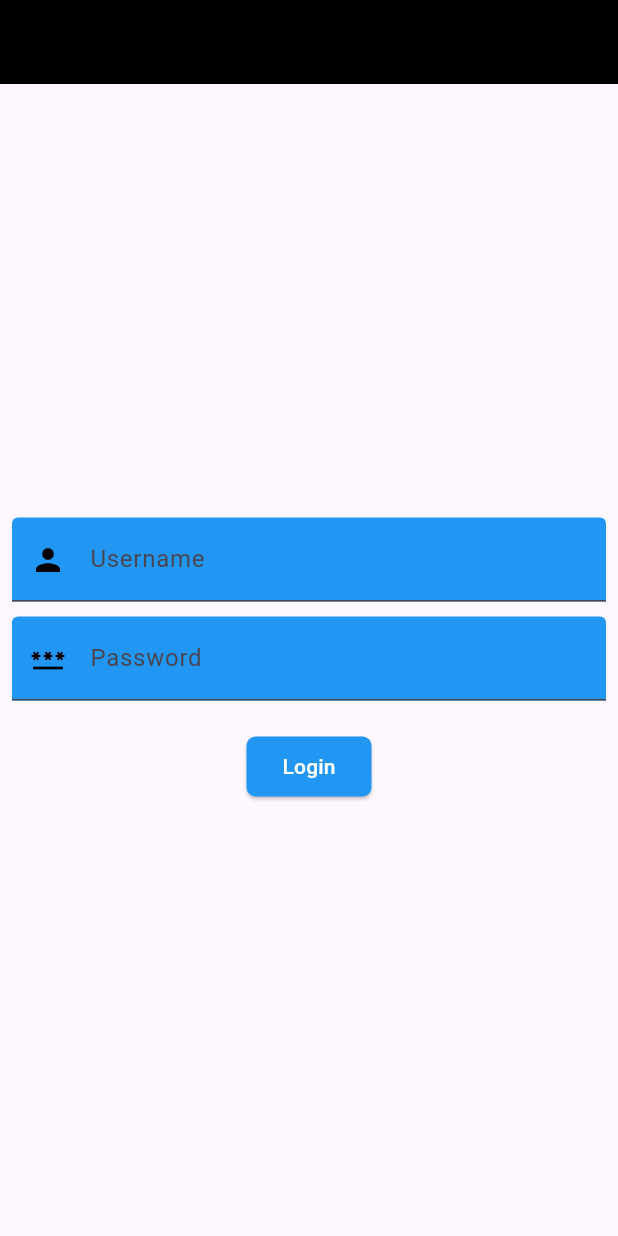
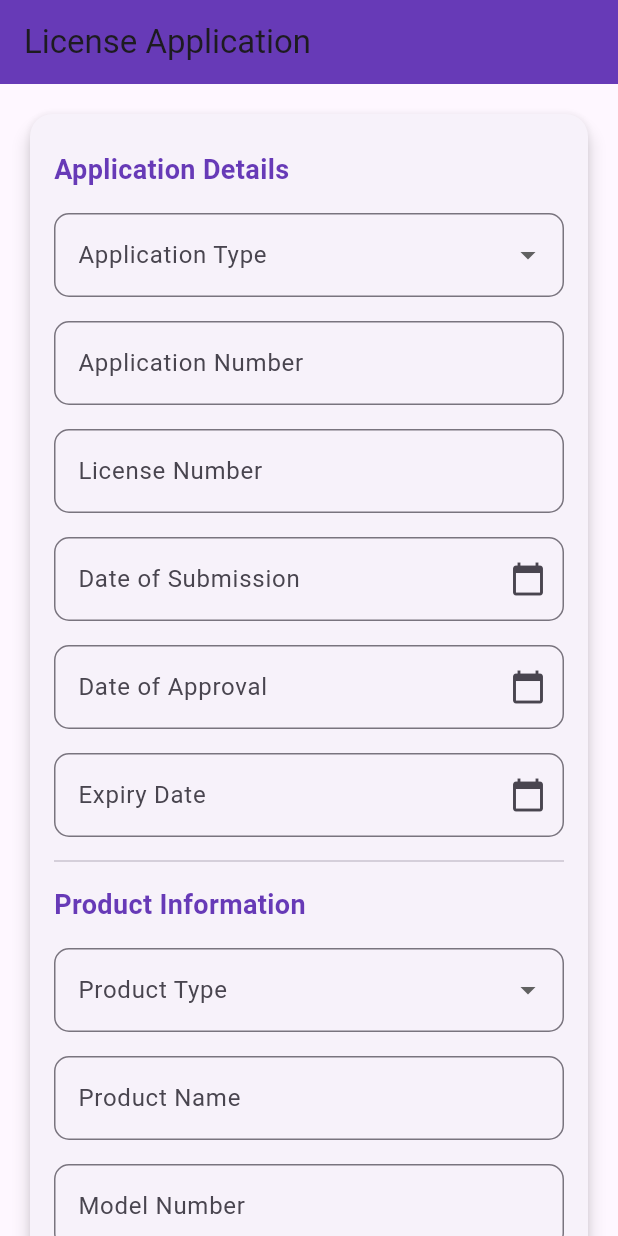
Before and after one commit to TrackInn/track_in, a Flutter app: the screen it shows after launch, on a phone screen of 412 x 824 dp. Run offline on Flutter 3.47's test engine with Material 3 defaults, Android fonts, the phone set to English and light mode, and no system bars; our stand-ins replace file_picker.

Commit message:
license_manager

```diff
--- /dev/null
+++ b/lib/baseurl.dart
@@ -0,0 +1 @@
+String baseurl = 'https://e4a2-59-94-205-67.ngrok-free.app/api';
--- a/lib/login_screen.dart
+++ b/lib/login_screen.dart
@@ -10,13 +10,13 @@ class LoginScreen extends StatelessWidget {
         backgroundColor: Colors.black,
       ),
       body: Padding(
-        padding: EdgeInsets.all(8.0),
+        padding: const EdgeInsets.all(8.0),
         child: Column(
           mainAxisAlignment: MainAxisAlignment.center,
           children: [
-            TextField(
+            const TextField(
               decoration: InputDecoration(
-                  fillColor: Colors.blue,
+                  fillColor: Colors.white,
                   filled: true,
                   prefixIcon: Icon(
                     Icons.person,
@@ -24,12 +24,12 @@ class LoginScreen extends StatelessWidget {
                   ),
                   label: Text("Username")),
             ),
-            SizedBox(
+            const SizedBox(
               height: 10,
             ),
-            TextField(
+            const TextField(
               decoration: InputDecoration(
-                  fillColor: Colors.blue,
+                  fillColor: Colors.white,
                   filled: true,
                   prefixIcon: Icon(
                     Icons.password,
@@ -37,7 +37,7 @@ class LoginScreen extends StatelessWidget {
                   ),
                   label: Text("Password")),
             ),
-            SizedBox(
+            const SizedBox(
               height: 20,
             ),
             ElevatedButton(
@@ -47,7 +47,7 @@ class LoginScreen extends StatelessWidget {
                     shape: RoundedRectangleBorder(
                         borderRadius: BorderRadius.circular(6))),
                 onPressed: () {},
-                child: Text("Login"))
+                child: const Text("Login"))
           ],
         ),
       ),
--- a/lib/main.dart
+++ b/lib/main.dart
@@ -1,6 +1,6 @@
 import 'package:flutter/material.dart';
-import 'package:track_in/login_screen.dart';
+import 'package:track_in/modules/license/license_add.dart';
 
 void main() {
-  runApp(MaterialApp(home: LoginScreen()));
+  runApp(MaterialApp(home: LicenseForm()));
 }
--- /dev/null
+++ b/lib/modules/license/license_add.dart
@@ -0,0 +1,333 @@
+import 'package:flutter/material.dart';
+import 'dart:convert';
+import 'package:http/http.dart' as http;
+import 'package:file_picker/file_picker.dart';
+import 'package:intl/intl.dart';
+import 'package:track_in/baseurl.dart';
+  import 'dart:convert';
+import 'dart:io';
+
+
+class LicenseForm extends StatefulWidget {
+  @override
+  _LicenseFormState createState() => _LicenseFormState();
+}
+
+class _LicenseFormState extends State<LicenseForm> {
+  final _formKey = GlobalKey<FormState>();
+
+  String? applicationType;
+  String? productType;
+  String? classOfDeviceType;
+  bool software = false;
+  DateTime? submissionDate;
+  DateTime? approvalDate;
+  DateTime? expiryDate;
+  String? applicationNumber;
+  String? licenseNumber;
+  String? productName;
+  String? modelNumber;
+  String? intendedUse;
+  String? legalManufacturer;
+  String? agentAddress;
+  String? accessories;
+  String? shelfLife;
+  String? packSize;
+  PlatformFile? attachment;
+
+
+
+Future<void> submitLicenseForm(Map<String, dynamic> formData, File? attachment) async {
+  String apiUrl = "$baseurl/license/";
+
+  try {
+    var request = http.MultipartRequest('POST', Uri.parse(apiUrl));
+
+    // Add form fields
+    formData.forEach((key, value) {
+      if (value != null) {
+        request.fields[key] = value.toString();
+      }
+    });
+
+    // Add file (if exists)
+    if (attachment != null) {
+      request.files.add(await http.MultipartFile.fromPath(
+        'attachments', // Match this name with Django's serializer field
+        attachment.path,
+
+      ));
+    }
+
+    // Send request
+    var streamedResponse = await request.send();
+    var response = await http.Response.fromStream(streamedResponse);
+
+    // Handle response
+    if (response.statusCode == 201) {
+      print("License submitted successfully!");
+    } else {
+      print("Failed to submit license: ${response.body}");
+    }
+  } catch (error) {
+    print("Error: $error");
+  }
+}
+
+
+  @override
+  Widget build(BuildContext context) {
+    return Scaffold(
+      appBar: AppBar(
+        title: Text("License Application"),
+        backgroundColor: Colors.deepPurple,
+      ),
+      body: SingleChildScrollView(
+        padding: EdgeInsets.all(16.0),
+        child: Card(
+          shape:
+              RoundedRectangleBorder(borderRadius: BorderRadius.circular(15)),
+          elevation: 5,
+          child: Padding(
+            padding: EdgeInsets.all(16.0),
+            child: Form(
+              key: _formKey,
+              child: Column(
+                crossAxisAlignment: CrossAxisAlignment.start,
+                children: [
+                  sectionTitle("Application Details"),
+                  buildDropdownField(
+                      "Application Type",
+                      [
+                        'Manufacturing License',
+                        'Test License',
+                        'Import License',
+                        'Export License'
+                      ],
+                      (value) => applicationType = value),
+                  buildTextField("Application Number",
+                      onSaved: (value) => applicationNumber = value),
+                  buildTextField("License Number",
+                      onSaved: (value) => licenseNumber = value),
+                  buildDateField(
+                      "Date of Submission", (value) => submissionDate = value),
+                  buildDateField(
+                      "Date of Approval", (value) => approvalDate = value),
+                  buildDateField("Expiry Date", (value) => expiryDate = value),
+                  Divider(),
+                  sectionTitle("Product Information"),
+                  buildDropdownField(
+                      "Product Type",
+                      ['Choice 1', 'Choice 2', 'Choice 3', 'Choice 4'],
+                      (value) => productType = value),
+                  buildTextField("Product Name",
+                      onSaved: (value) => productName = value),
+                  buildTextField("Model Number",
+                      onSaved: (value) => modelNumber = value),
+                  buildTextField("Intended Use",
+                      onSaved: (value) => intendedUse = value),
+                  buildDropdownField(
+                      "Class of Device Type",
+                      ['Choice 1', 'Choice 2', 'Choice 3', 'Choice 4'],
+                      (value) => classOfDeviceType = value),
+                  SwitchListTile(
+                    title: Text("Contains Software"),
+                    value: software,
+                    onChanged: (bool value) {
+                      setState(() {
+                        software = value;
+                      });
+                    },
+                  ),
+                  Divider(),
+                  sectionTitle("Additional Details"),
+                  buildTextField("Legal Manufacturer",
+                      onSaved: (value) => legalManufacturer = value),
+                  buildTextField("Agent Address",
+                      onSaved: (value) => agentAddress = value),
+                  buildTextField("Accessories",
+                      onSaved: (value) => accessories = value),
+                  buildTextField("Shelf Life",
+                      onSaved: (value) => shelfLife = value),
+                  buildTextField("Pack Size",
+                      isNumber: true, onSaved: (value) => packSize = value),
+                  buildFileUploadField("Attachments"),
+                  SizedBox(height: 20),
+                  Center(
+                    child: ElevatedButton(
+                      style: ElevatedButton.styleFrom(
+                        padding:
+                            EdgeInsets.symmetric(vertical: 12, horizontal: 32),
+                        shape: RoundedRectangleBorder(
+                            borderRadius: BorderRadius.circular(10)),
+                        backgroundColor: Colors.deepPurple,
+                      ),
+                      onPressed: () {
+                        if (_formKey.currentState!.validate()) {
+  _formKey.currentState!.save();
+  Map<String, dynamic> formData = {
+    "application_type": applicationType,
+    "application_number": applicationNumber,
+    "license_number": licenseNumber,
+    "date_of_submission": submissionDate?.toIso8601String(),
+    "date_of_approval": approvalDate?.toIso8601String(),
+    "expiry_date": expiryDate?.toIso8601String(),
+    "product_type": productType,
+    "product_name": productName,
+    "model_number": modelNumber,
+    "intended_use": intendedUse,
+    "class_of_device_type": classOfDeviceType,
+    "software": software,
+    "legal_manufacturer": legalManufacturer,
+    "agent_address": agentAddress,
+    "accesories": accessories,
+    "shell_life": shelfLife,
+    "pack_size": packSize,
+
+
+  };
+  print(formData);
+  submitLicenseForm(formData,File(attachment!.path!));
+}
+                      },
+                      child: Text("Submit",
+                          style: TextStyle(fontSize: 18, color: Colors.white)),
+                    ),
+                  ),
+                ],
+              ),
+            ),
+          ),
+        ),
+      ),
+    );
+  }
+
+  Widget sectionTitle(String title) {
+    return Padding(
+      padding: const EdgeInsets.symmetric(vertical: 8.0),
+      child: Text(
+        title,
+        style: TextStyle(
+            fontSize: 18,
+            fontWeight: FontWeight.bold,
+            color: Colors.deepPurple),
+      ),
+    );
+  }
+
+  Widget buildTextField(String label,
+      {bool isNumber = false, Function(String?)? onSaved}) {
+    return Padding(
+      padding: EdgeInsets.symmetric(vertical: 8.0),
+      child: TextFormField(
+        keyboardType: isNumber ? TextInputType.number : TextInputType.text,
+        decoration: InputDecoration(
+          labelText: label,
+          border: OutlineInputBorder(borderRadius: BorderRadius.circular(10)),
+        ),
+        validator: (value) {
+          if (value == null || value.isEmpty) {
+            return "Please enter $label";
+          }
+          return null;
+        },
+        onSaved: onSaved,
+      ),
+    );
+  }
+
+  Widget buildDropdownField(
+      String label, List<String> options, Function(String?) onChanged) {
+    return Padding(
+      padding: EdgeInsets.symmetric(vertical: 8.0),
+      child: DropdownButtonFormField<String>(
+        decoration: InputDecoration(
+          labelText: label,
+          border: OutlineInputBorder(borderRadius: BorderRadius.circular(10)),
+        ),
+        items: options.map((String value) {
+          return DropdownMenuItem<String>(
+            value: value,
+            child: Text(value),
+          );
+        }).toList(),
+        onChanged: onChanged,
+      ),
+    );
+  }
+
+  Widget buildDateField(String label, Function(DateTime?) onDateSelected) {
+    return Padding(
+      padding: EdgeInsets.symmetric(vertical: 8.0),
+      child: TextFormField(
+        readOnly: true,
+        decoration: InputDecoration(
+          labelText: label,
+          border: OutlineInputBorder(borderRadius: BorderRadius.circular(10)),
+          suffixIcon: Icon(Icons.calendar_today),
+        ),
+        onTap: () async {
+          DateTime? pickedDate = await showDatePicker(
+            context: context,
+            initialDate: DateTime.now(),
+            firstDate: DateTime(2000),
+            lastDate: DateTime(2101),
+          );
+          if (pickedDate != null) {
+            onDateSelected(pickedDate);
+            setState(() {});
+          }
+        },
+        controller: TextEditingController(
+          text: onDateSelected == submissionDate
+              ? submissionDate != null
+                  ? DateFormat('yyyy-MM-dd').format(submissionDate!)
+                  : ''
+              : onDateSelected == approvalDate
+                  ? approvalDate != null
+                      ? DateFormat('yyyy-MM-dd').format(approvalDate!)
+                      : ''
+                  : expiryDate != null
+                      ? DateFormat('yyyy-MM-dd').format(expiryDate!)
+                      : '',
+        ),
+      ),
+    );
+  }
+
+  Widget buildFileUploadField(String label) {
+    return Padding(
+      padding: EdgeInsets.symmetric(vertical: 8.0),
+      child: Row(
+        children: [
+          Expanded(
+            child: Text(label, style: TextStyle(fontSize: 16)),
+          ),
+          IconButton(
+            icon: Icon(Icons.upload_file, color: Colors.deepPurple),
+            onPressed: pickAndUploadFile,
+          ),
+          if (attachment != null) Text(attachment!.name),
+        ],
+      ),
+    );
+  }
+
+
+
+  Future<void> pickAndUploadFile() async {
+  // Pick a file
+  FilePickerResult? result = await FilePicker.platform.pickFiles();
+
+  if (result != null) {
+   attachment = result.files.single;
+
+
+    // Upload the file
+
+  } else {
+    print("No file selected.");
+  }
+}
+}
--- a/pubspec.yaml
+++ b/pubspec.yaml
@@ -35,6 +35,9 @@ dependencies:
   # The following adds the Cupertino Icons font to your application.
   # Use with the CupertinoIcons class for iOS style icons.
   cupertino_icons: ^1.0.8
+  intl: ^0.20.2
+  http: ^1.3.0
+  file_picker: ^8.3.2
 
 dev_dependencies:
   flutter_test:
```
Also changed, not shown: pubspec.lock, 2 other files.
